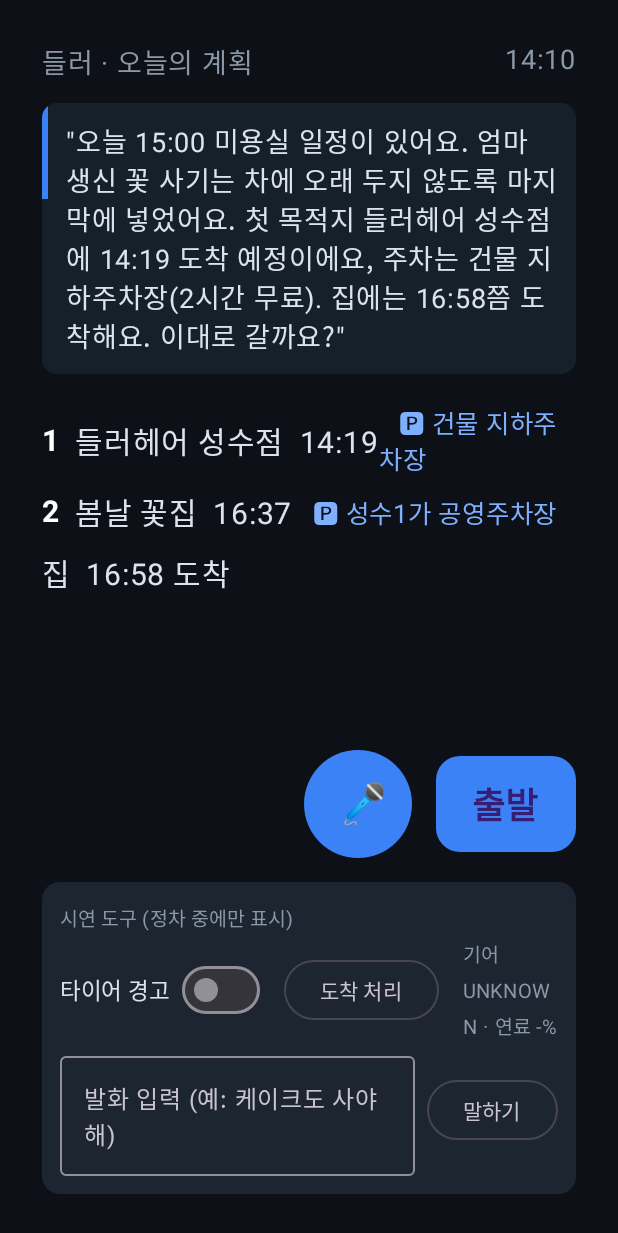
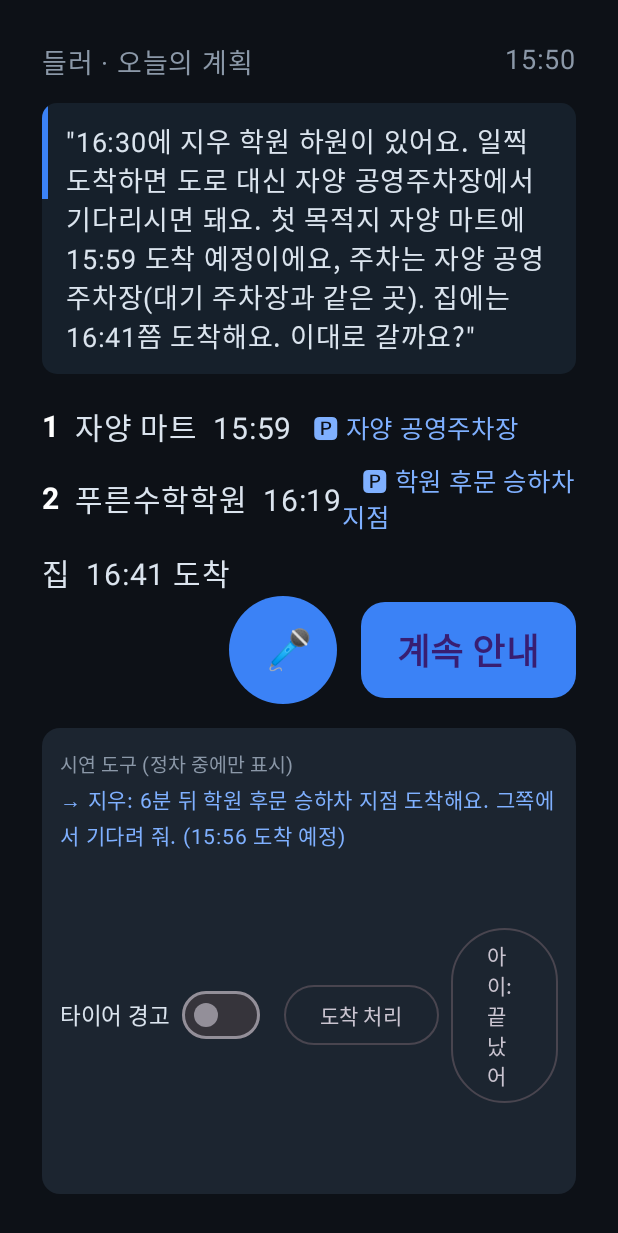
Before and after one commit to minjaekimtech/Deulleo, an Android app built with Jetpack Compose: the screen it shows after launch (MainActivity), after a tap on "오늘 계획 세우기", on a phone screen of 412 x 824 dp. Shown: the top 1233 px of the screen. Run offline under Robolectric (Android 15) with nearby library versions, the phone set to English and light mode, and no system bars; libraries missing offline, so code that uses them is left out: ai.pleos.playground; 29 statements that could not run were skipped; 3 other taps on this screen came first.

Commit message:
Add pickup errands: wait spot, companion-ready signal, arrival notice
Errands can now be PICKUP (child after-school pickup, parent after a
clinic visit). Early arrivals are sent to a nearby waiting spot instead
of curbside, the gap is offered for errands, and a readiness signal
starts guidance and notifies the person being picked up. Adds a demo
toggle between the weekend-errands and after-school-pickup scenarios.

Co-Authored-By: Claude Opus 5.5 <noreply@anthropic.com>
Claude-Session: https://claude.ai/code/session_01J8UkwJHe7BAUaXbDxjCPWs

```diff
--- a/app/src/main/kotlin/ai/deulleo/app/MainActivity.kt
+++ b/app/src/main/kotlin/ai/deulleo/app/MainActivity.kt
@@ -28,6 +28,8 @@ class MainActivity : ComponentActivity() {
             submitText = vm::submitText,
             simulateTire = vm::simulateTire,
             simulateArrival = vm::simulateArrival,
+            companionReady = vm::companionReady,
+            loadScenario = vm::loadScenario,
         )
         setContent {
             val state by vm.ui.collectAsStateWithLifecycle()
--- a/app/src/main/kotlin/ai/deulleo/app/MainViewModel.kt
+++ b/app/src/main/kotlin/ai/deulleo/app/MainViewModel.kt
@@ -10,8 +10,10 @@ import ai.deulleo.core.AgentAction
 import ai.deulleo.core.AgentReply
 import ai.deulleo.core.DeulleoAgent
 import ai.deulleo.core.SampleDay
+import ai.deulleo.core.SamplePickupDay
 import ai.deulleo.core.brief.Josa
 import ai.deulleo.core.model.Errand
+import ai.deulleo.core.model.ErrandKind
 import ai.deulleo.core.model.GeoPoint
 import ai.deulleo.core.model.MinuteOfDay
 import ai.deulleo.core.model.Plan
@@ -44,6 +46,10 @@ data class UiState(
     val tripStarted: Boolean = false,
     val arrivedAtStop: Boolean = false,
     val clock: MinuteOfDay = SampleDay.START_AT,
+    /** 시연 시나리오: true = 평일 하교 픽업, false = 주말 볼일 */
+    val pickupScenario: Boolean = false,
+    /** 마지막으로 동승 예정자에게 보낸 알림(시연 화면 표시용) */
+    val lastNotice: String = "",
 )
 
 class MainViewModel(app: Application) : AndroidViewModel(app) {
@@ -64,15 +70,15 @@ class MainViewModel(app: Application) : AndroidViewModel(app) {
     private var pendingConfirm: (() -> Unit)? = null
     private var briefed = false
 
-    // 시연용 시계: 앱 시작 시각을 토요일 14:10으로 두고 실제 경과 시간만큼 흐릅니다.
-    private val startedAtMs = SystemClock.elapsedRealtime()
-    private fun now(): MinuteOfDay = SampleDay.START_AT + ((SystemClock.elapsedRealtime() - startedAtMs) / 60_000).toInt()
+    // 시연용 시계: 시나리오 시작 시각(주말 14:10 / 평일 15:50)부터 실제 경과 시간만큼 흐릅니다.
+    private var startedAtMs = SystemClock.elapsedRealtime()
+    private var scenarioStart: MinuteOfDay = SampleDay.START_AT
+    private fun now(): MinuteOfDay = scenarioStart + ((SystemClock.elapsedRealtime() - startedAtMs) / 60_000).toInt()
     private fun here(): GeoPoint = location.location.value ?: SampleDay.home
 
     init {
         vehicle.start(); navi.start(); voice.start(); location.start()
-        agent.setErrands(SampleDay.errands(catalog))
-        _ui.update { it.copy(errands = agent.remainingErrands) }
+        loadScenario(pickup = false)
 
         viewModelScope.launch { vehicle.state.collect(::onVehicle) }
         viewModelScope.launch { voice.utterances.collect(::onUtterance) }
@@ -95,6 +101,21 @@ class MainViewModel(app: Application) : AndroidViewModel(app) {
         briefed = true
         apply(agent.briefing(now(), here(), _ui.value.vehicle))
     }
+
+    /** 시연 시나리오 전환: 주말 볼일 ↔ 평일 하교 픽업 */
+    fun loadScenario(pickup: Boolean) {
+        agent.setErrands(if (pickup) SamplePickupDay.errands(catalog) else SampleDay.errands(catalog))
+        scenarioStart = if (pickup) SamplePickupDay.START_AT else SampleDay.START_AT
+        startedAtMs = SystemClock.elapsedRealtime()
+        briefed = false
+        _ui.update {
+            UiState(vehicle = it.vehicle, errands = agent.remainingErrands, clock = scenarioStart, pickupScenario = pickup)
+        }
+        recomputeMode()
+    }
+
+    /** 태울 사람이 준비됨(아이 폰의 "끝났어" 버튼을 시연용으로 대신 누름) */
+    fun companionReady() = apply(agent.onCompanionReady(now(), here()))
 
     fun startTrip() = apply(AgentReply("좋아요, 안내를 시작할게요.", agent.plan, AgentAction.StartNavigation))
 
@@ -151,6 +172,11 @@ class MainViewModel(app: Application) : AndroidViewModel(app) {
         val stop = agent.plan?.nextStop ?: return
         if (_ui.value.arrivedAtStop) return
         _ui.update { it.copy(arrivedAtStop = true) }
+        if (stop.errand.kind == ErrandKind.PICKUP) {
+            // 픽업 장소 근처에 일찍 도착: 도로 대신 대기 지점 안내
+            apply(agent.waitingAdvice(now(), here()))
+            return
+        }
         val pk = stop.errand.place.parking
         say(
             if (pk != null && pk.walkMinutes > 0) "${pk.name}에 주차하세요. ${stop.errand.place.name}까지 걸어서 ${pk.walkMinutes}분이에요."
@@ -161,6 +187,10 @@ class MainViewModel(app: Application) : AndroidViewModel(app) {
 
     private fun apply(reply: AgentReply) {
         _ui.update { it.copy(plan = reply.plan ?: it.plan, errands = agent.remainingErrands) }
+        reply.notice?.let { n ->
+            // 서비스 단계: 서버 → 아이·부모님 폰 푸시(앱 미설치 시 문자 링크). 프로토타입은 화면에 표시합니다.
+            _ui.update { it.copy(lastNotice = "→ ${n.to}: ${n.text}") }
+        }
         say(reply.speech)
         if (reply.action == AgentAction.StartNavigation) {
             _ui.update { it.copy(tripStarted = true) }
--- a/app/src/main/kotlin/ai/deulleo/app/ui/Screens.kt
+++ b/app/src/main/kotlin/ai/deulleo/app/ui/Screens.kt
@@ -59,6 +59,8 @@ data class UiActions(
     val submitText: (String) -> Unit,
     val simulateTire: (Boolean) -> Unit,
     val simulateArrival: () -> Unit,
+    val companionReady: () -> Unit,
+    val loadScenario: (Boolean) -> Unit,
 )
 
 @Composable
@@ -162,7 +164,12 @@ private fun ManageScreen(state: UiState, a: UiActions) {
         TopLine("들러 · 볼일 인박스", state.clock.toClock())
         Spacer(Modifier.height(12.dp))
         state.errands.forEach { e ->
-            val tag = when (e.kind) { ErrandKind.FIXED -> "일정"; ErrandKind.FLEXIBLE -> "할 일"; ErrandKind.VEHICLE_CARE -> "차량" }
+            val tag = when (e.kind) {
+                ErrandKind.FIXED -> "일정"
+                ErrandKind.FLEXIBLE -> "할 일"
+                ErrandKind.VEHICLE_CARE -> "차량"
+                ErrandKind.PICKUP -> "픽업"
+            }
             val time = e.fixedStart?.toClock()?.let { " · $it" } ?: ""
             Text("[$tag] ${e.title}$time  —  ${e.place.name}", color = Body, fontSize = 20.sp, modifier = Modifier.padding(vertical = 6.dp))
         }
@@ -185,12 +192,19 @@ private fun DemoTools(state: UiState, a: UiActions) {
     var text by remember { mutableStateOf("") }
     Column(Modifier.padding(top = 16.dp).fillMaxWidth().clip(RoundedCornerShape(12.dp)).background(Chip).padding(12.dp)) {
         Text("시연 도구 (정차 중에만 표시)", color = Sub, fontSize = 13.sp)
+        if (state.lastNotice.isNotBlank()) Text(state.lastNotice, color = Color(0xFF7FB0FF), fontSize = 14.sp)
         Row(verticalAlignment = Alignment.CenterVertically) {
             Text("타이어 경고", color = Body, fontSize = 15.sp)
             Spacer(Modifier.width(8.dp))
             Switch(checked = state.vehicle.lowTirePressure, onCheckedChange = a.simulateTire)
             Spacer(Modifier.width(16.dp))
             OutlinedButton(onClick = a.simulateArrival) { Text("도착 처리") }
+            Spacer(Modifier.width(8.dp))
+            if (state.pickupScenario) OutlinedButton(onClick = a.companionReady) { Text("아이: 끝났어") }
+            Spacer(Modifier.width(8.dp))
+            OutlinedButton(onClick = { a.loadScenario(!state.pickupScenario) }) {
+                Text(if (state.pickupScenario) "주말 볼일로" else "하교 픽업으로")
+            }
             Spacer(Modifier.width(16.dp))
             Text("기어 ${state.vehicle.gear} · 연료 ${state.vehicle.fuelPercent ?: "-"}%", color = Sub, fontSize = 13.sp)
         }
--- a/core/src/main/kotlin/ai/deulleo/core/model/Models.kt
+++ b/core/src/main/kotlin/ai/deulleo/core/model/Models.kt
@@ -37,6 +37,13 @@ enum class ErrandKind {
 
     /** 차량 데이터가 만든 관리 할 일 (예: 타이어 공기압 점검) */
     VEHICLE_CARE,
+
+    /**
+     * 사람을 태우는 만남 (예: 아이 학원 하원, 부모님 진료 후 픽업).
+     * [Errand.fixedStart]는 "예상" 종료 시각이고, 실제 출발은 상대의 준비 신호에 맞춥니다.
+     * 일찍 도착하면 도로가 아니라 [Errand.waitSpot]에서 기다립니다.
+     */
+    PICKUP,
 }
 
 /** 사용자의 볼일 하나. */
@@ -50,9 +57,14 @@ data class Errand(
     val fixedStart: MinuteOfDay? = null,
     /** 생화·냉장식품처럼 차에 오래 두면 안 되는 물건을 사는 볼일 */
     val perishable: Boolean = false,
+    /** PICKUP: 태울 사람(예: "지우") */
+    val companion: String? = null,
+    /** PICKUP: 일찍 도착했을 때 기다릴 곳(도로 대신 근처 주차장 등) */
+    val waitSpot: Place? = null,
 ) {
     init {
         require(kind != ErrandKind.FIXED || fixedStart != null) { "FIXED 일정에는 시작 시각이 필요합니다: $title" }
+        require(kind != ErrandKind.PICKUP || fixedStart != null) { "PICKUP에는 예상 종료 시각이 필요합니다: $title" }
         require(stayMinutes >= 0)
     }
 }
--- a/core/src/main/kotlin/ai/deulleo/core/planner/PlaceCatalog.kt
+++ b/core/src/main/kotlin/ai/deulleo/core/planner/PlaceCatalog.kt
@@ -53,6 +53,14 @@ class SamplePlaceCatalog : PlaceCatalog {
         Place("cafe-1", "쉼표 카페", "카페", "서울 광진구 능동로 (가상)", GeoPoint(37.5420, 127.0700),
             opensAt = 8 * 60, closesAt = 22 * 60, rating = 4.5,
             parking = Parking("카페 주차장", 0, "1시간 무료")),
+        Place("academy-1", "푸른수학학원", "학원", "서울 광진구 자양로 (가상)", GeoPoint(37.5360, 127.0790),
+            opensAt = 13 * 60, closesAt = 22 * 60,
+            parking = Parking("학원 후문 승하차 지점", 0, "정차 1분")),
+        Place("wait-1", "자양 공영주차장", "주차장", "서울 광진구 자양로 (가상)", GeoPoint(37.5372, 127.0805),
+            parking = Parking("자양 공영주차장", 0, "10분 300원")),
+        Place("mart-1", "자양 마트", "마트", "서울 광진구 자양로 (가상)", GeoPoint(37.5368, 127.0810),
+            opensAt = 9 * 60, closesAt = 23 * 60, rating = 4.2,
+            parking = Parking("자양 공영주차장", 1, "대기 주차장과 같은 곳")),
     )
 
     override fun search(query: String, near: GeoPoint, limit: Int): List<Place> {
--- a/core/src/main/kotlin/ai/deulleo/core/planner/RoutePlanner.kt
+++ b/core/src/main/kotlin/ai/deulleo/core/planner/RoutePlanner.kt
@@ -103,9 +103,9 @@ class RoutePlanner(
             travelTotal += leg
             val arrive = now + leg
             val begin = when (errand.kind) {
-                ErrandKind.FIXED -> {
+                ErrandKind.FIXED, ErrandKind.PICKUP -> {
                     val fixed = errand.fixedStart!!
-                    if (arrive > fixed + fixedToleranceMin) return null // 예약에 늦음
+                    if (arrive > fixed + fixedToleranceMin) return null // 예약·픽업에 늦음
                     max(arrive, fixed)
                 }
                 else -> max(arrive, errand.place.opensAt)
--- a/core/src/main/kotlin/ai/deulleo/core/voice/IntentParser.kt
+++ b/core/src/main/kotlin/ai/deulleo/core/voice/IntentParser.kt
@@ -5,6 +5,8 @@ sealed interface VoiceIntent {
     data object Confirm : VoiceIntent
     data object Reject : VoiceIntent
     data object NextStop : VoiceIntent
+    /** 태울 사람이 준비됨: "지우 끝났대", "엄마 진료 다 끝났대" */
+    data object CompanionReady : VoiceIntent
     data class AddErrand(val item: String) : VoiceIntent
     data class RemoveErrand(val item: String) : VoiceIntent
     data class Delay(val minutes: Int) : VoiceIntent
@@ -36,6 +38,7 @@ class RuleBasedIntentParser : IntentParser {
 
         parseDelay(text)?.let { return VoiceIntent.Delay(it) }
         if (text.contains("다음") && (text.contains("어디") || text.contains("뭐"))) return VoiceIntent.NextStop
+        if (listOf("끝났대", "끝났어", "나왔대", "나왔어", "다 됐대", "준비됐대").any { text.contains(it) }) return VoiceIntent.CompanionReady
 
         removeRegex.find(text)?.let { m ->
             val item = cleanItem(m.groupValues[1])
```
Also changed, not shown: core/src/main/kotlin/ai/deulleo/core/DeulleoAgent.kt (+59 -1 lines), core/src/main/kotlin/ai/deulleo/core/SampleDay.kt (+21 -0 lines), 2 other files.
